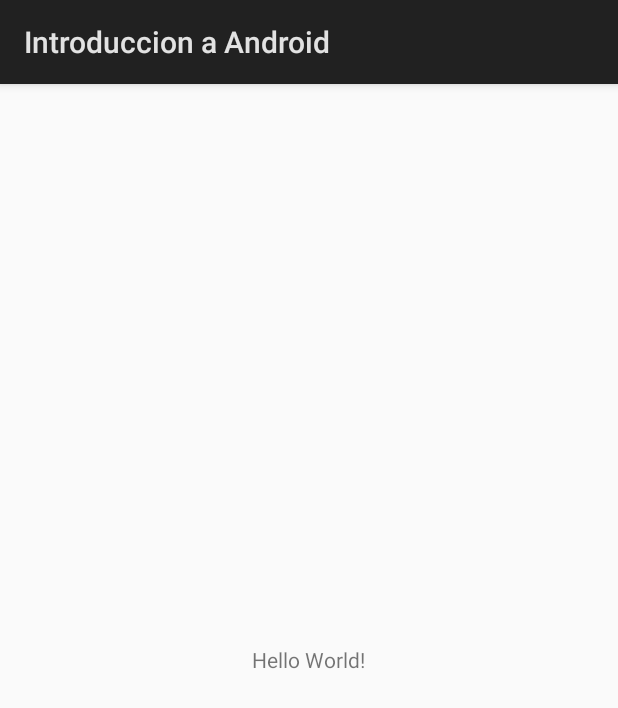
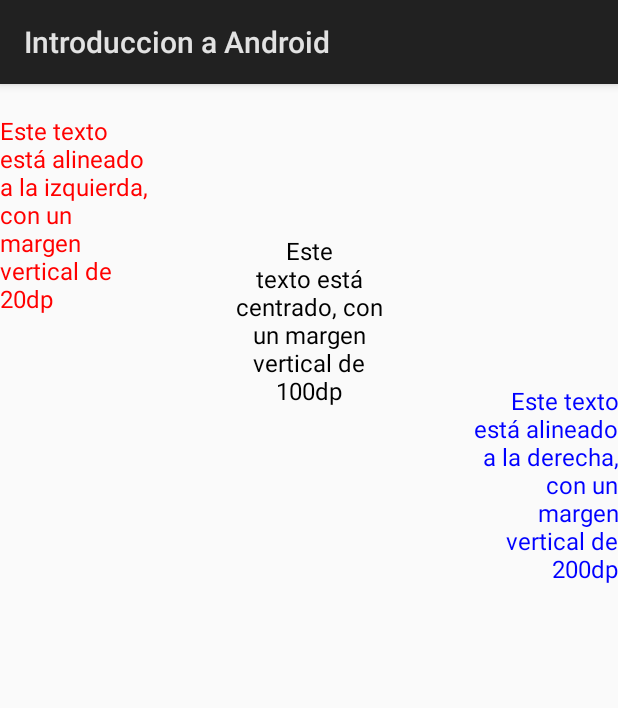
Before and after one commit to JuanAntonioRomero/introduccion-a-android, an Android app: the screen it shows after launch (MainActivity), on a phone screen of 412 x 824 dp. Shown: the top 708 px of the screen. Run offline under Robolectric (Android 15) with nearby library versions, the phone set to English and light mode, and no system bars.

Commit message:
Update for layouts explanation

```diff
--- a/app/src/main/res/layout/activity_main.xml
+++ b/app/src/main/res/layout/activity_main.xml
@@ -4,9 +4,33 @@
     android:layout_height="match_parent">
 
     <TextView
-        android:layout_width="wrap_content"
+        android:layout_width="100dp"
         android:layout_height="wrap_content"
-        android:layout_gravity="center"
-        android:text="Hello World!" />
+        android:layout_gravity="left"
+        android:layout_marginTop="20dp"
+        android:gravity="left"
+        android:text="Este texto está alineado a la izquierda, con un margen vertical de 20dp"
+        android:textColor="#f00"
+        android:textSize="16sp" />
+
+    <TextView
+        android:layout_width="100dp"
+        android:layout_height="wrap_content"
+        android:layout_gravity="center_horizontal"
+        android:layout_marginTop="100dp"
+        android:gravity="center"
+        android:text="Este texto está centrado, con un margen vertical de 100dp"
+        android:textColor="#000"
+        android:textSize="16sp" />
+
+    <TextView
+        android:layout_width="100dp"
+        android:layout_height="wrap_content"
+        android:layout_gravity="right"
+        android:layout_marginTop="200dp"
+        android:gravity="right"
+        android:text="Este texto está alineado a la derecha, con un margen vertical de 200dp"
+        android:textColor="#00f"
+        android:textSize="16sp" />
 
 </FrameLayout>
```
